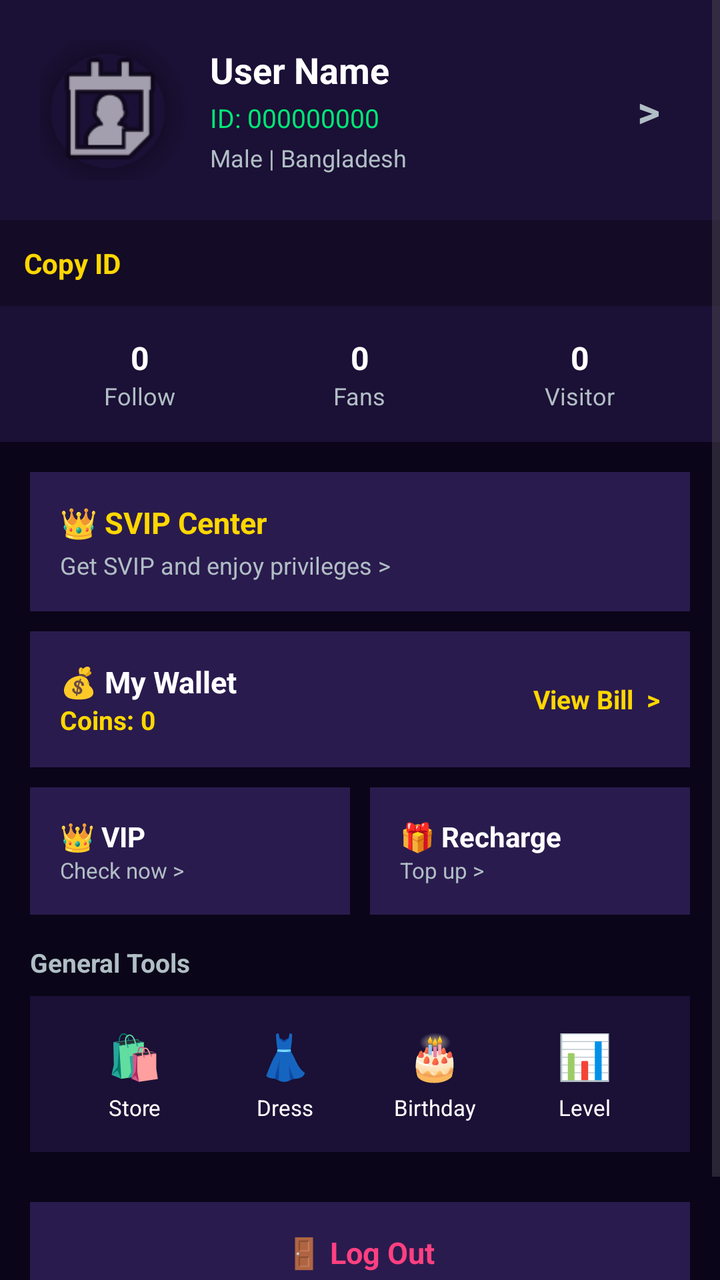
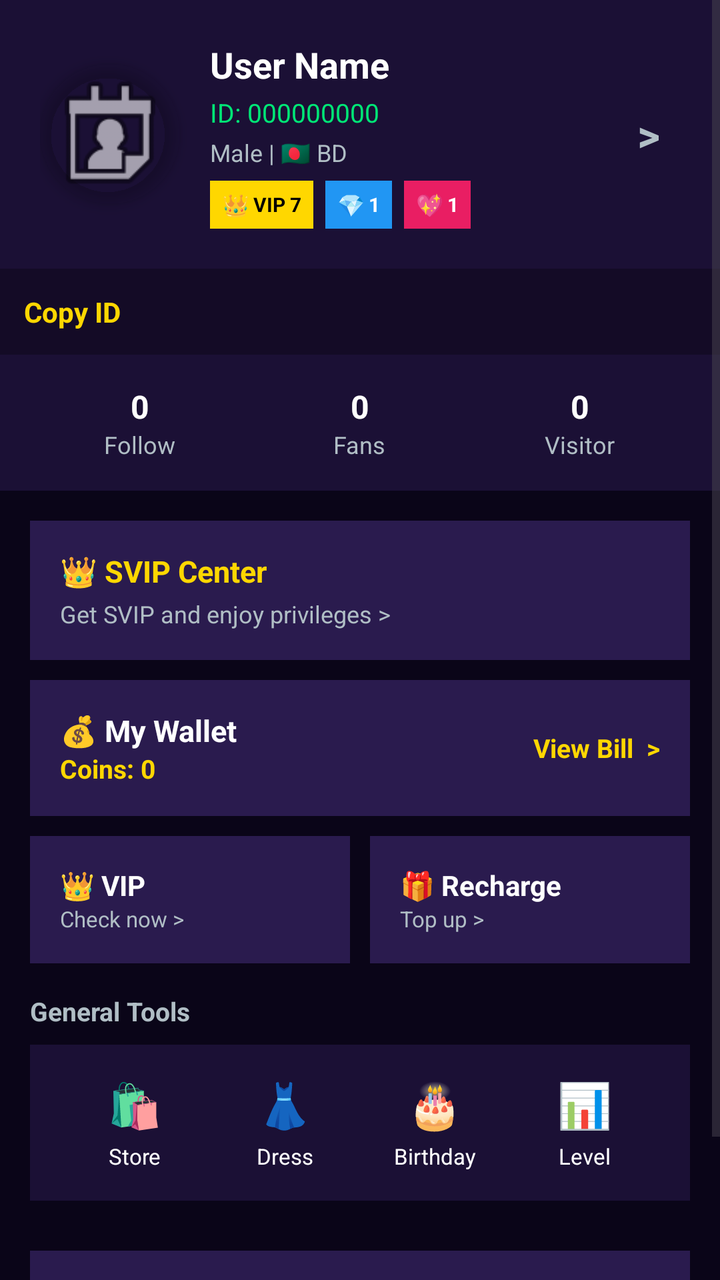

Before-and-after screenshots of an Android layout around one commit, followed by the original layout XML and the change that was made.
<!-- AndroidManifest.xml: activity theme Theme.SRVoiceChat -->
<!-- res/layout/activity_me.xml -->
<?xml version="1.0" encoding="utf-8"?>
<ScrollView xmlns:android="http://schemas.android.com/apk/res/android"
    xmlns:app="http://schemas.android.com/apk/res-auto"
    android:layout_width="match_parent"
    android:layout_height="match_parent"
    android:background="#0A0518"
    android:fillViewport="true">

    <LinearLayout
        android:layout_width="match_parent"
        android:layout_height="wrap_content"
        android:orientation="vertical">

        
        <LinearLayout
            android:layout_width="match_parent"
            android:layout_height="wrap_content"
            android:background="#1B1035"
            android:gravity="center_vertical"
            android:orientation="horizontal"
            android:padding="20dp">

            <androidx.cardview.widget.CardView
                android:layout_width="70dp"
                android:layout_height="70dp"
                android:layout_marginRight="15dp"
                app:cardCornerRadius="35dp"
                app:cardElevation="4dp"
                app:cardBackgroundColor="@android:color/transparent">

                <ImageView
                    android:id="@+id/imgAvatar"
                    android:layout_width="match_parent"
                    android:layout_height="match_parent"
                    android:scaleType="centerCrop"
                    android:src="@android:drawable/ic_menu_my_calendar" />
            </androidx.cardview.widget.CardView>

            <LinearLayout
                android:layout_width="0dp"
                android:layout_height="wrap_content"
                android:layout_weight="1"
                android:orientation="vertical">

                <TextView
                    android:id="@+id/txtName"
                    android:layout_width="wrap_content"
                    android:layout_height="wrap_content"
                    android:text="User Name"
                    android:textColor="#FFFFFF"
                    android:textSize="18sp"
                    android:textStyle="bold" />

                <TextView
                    android:id="@+id/txtId"
                    android:layout_width="wrap_content"
                    android:layout_height="wrap_content"
                    android:paddingTop="3dp"
                    android:text="ID: 000000000"
                    android:textColor="#00E676"
                    android:textSize="13sp" />

                <TextView
                    android:id="@+id/txtGenderCountry"
                    android:layout_width="wrap_content"
                    android:layout_height="wrap_content"
                    android:paddingTop="3dp"
                    android:text="Male | Bangladesh"
                    android:textColor="#B0BEC5"
                    android:textSize="12sp" />

                
                <TextView
                    android:id="@+id/txtVipBadge"
                    android:layout_width="wrap_content"
                    android:layout_height="wrap_content"
                    android:text=""
                    android:textColor="#FFD700"
                    android:textSize="13sp"
                    android:textStyle="bold"
                    android:visibility="gone" />
            </LinearLayout>

            <TextView
                android:layout_width="wrap_content"
                android:layout_height="wrap_content"
                android:text=">"
                android:textColor="#B0BEC5"
                android:textSize="22sp"
                android:textStyle="bold"
                android:padding="10dp" />
        </LinearLayout>

        
        <LinearLayout
            android:layout_width="match_parent"
            android:layout_height="wrap_content"
            android:background="#140B26"
            android:padding="12dp"
            android:paddingHorizontal="20dp">
            <TextView
                android:layout_width="wrap_content"
                android:layout_height="wrap_content"
                android:text="Copy ID"
                android:textColor="#FFD700"
                android:textSize="14sp"
                android:textStyle="bold" />
        </LinearLayout>

        
        <LinearLayout
            android:layout_width="match_parent"
            android:layout_height="wrap_content"
            android:background="#1B1035"
            android:orientation="horizontal"
            android:padding="15dp">

            <LinearLayout android:layout_width="0dp" android:layout_height="wrap_content" android:layout_weight="1" android:gravity="center" android:orientation="vertical">
                <TextView android:id="@+id/txtFollow" android:layout_width="wrap_content" android:layout_height="wrap_content" android:text="0" android:textColor="#FFFFFF" android:textSize="16sp" android:textStyle="bold" />
                <TextView android:layout_width="wrap_content" android:layout_height="wrap_content" android:text="Follow" android:textColor="#B0BEC5" android:textSize="12sp" />
            </LinearLayout>
            <LinearLayout android:layout_width="0dp" android:layout_height="wrap_content" android:layout_weight="1" android:gravity="center" android:orientation="vertical">
                <TextView android:id="@+id/txtFans" android:layout_width="wrap_content" android:layout_height="wrap_content" android:text="0" android:textColor="#FFFFFF" android:textSize="16sp" android:textStyle="bold" />
                <TextView android:layout_width="wrap_content" android:layout_height="wrap_content" android:text="Fans" android:textColor="#B0BEC5" android:textSize="12sp" />
            </LinearLayout>
            <LinearLayout android:layout_width="0dp" android:layout_height="wrap_content" android:layout_weight="1" android:gravity="center" android:orientation="vertical">
                <TextView android:id="@+id/txtVisitor" android:layout_width="wrap_content" android:layout_height="wrap_content" android:text="0" android:textColor="#FFFFFF" android:textSize="16sp" android:textStyle="bold" />
                <TextView android:layout_width="wrap_content" android:layout_height="wrap_content" android:text="Visitor" android:textColor="#B0BEC5" android:textSize="12sp" />
            </LinearLayout>
        </LinearLayout>

        <LinearLayout
            android:layout_width="match_parent"
            android:layout_height="wrap_content"
            android:orientation="vertical"
            android:padding="15dp">

            
            <LinearLayout
                android:layout_width="match_parent"
                android:layout_height="wrap_content"
                android:background="#2A1B4E"
                android:orientation="vertical"
                android:padding="15dp"
                android:layout_marginBottom="10dp">
                <TextView android:layout_width="wrap_content" android:layout_height="wrap_content" android:text="👑 SVIP Center" android:textColor="#FFD700" android:textSize="15sp" android:textStyle="bold" />
                <TextView android:id="@+id/txtSvipStatus" android:layout_width="wrap_content" android:layout_height="wrap_content" android:text="Get SVIP and enjoy privileges >" android:textColor="#B0BEC5" android:textSize="12sp" android:paddingTop="3dp" />
            </LinearLayout>

            
            <LinearLayout
                android:id="@+id/walletBox"
                android:layout_width="match_parent"
                android:layout_height="wrap_content"
                android:background="#2A1B4E"
                android:orientation="horizontal"
                android:gravity="center_vertical"
                android:padding="15dp"
                android:layout_marginBottom="10dp">
                <LinearLayout android:layout_width="0dp" android:layout_height="wrap_content" android:layout_weight="1" android:orientation="vertical">
                    <TextView android:layout_width="wrap_content" android:layout_height="wrap_content" android:text="💰 My Wallet" android:textColor="#FFFFFF" android:textSize="15sp" android:textStyle="bold" />
                    <TextView android:id="@+id/txtWalletCoins" android:layout_width="wrap_content" android:layout_height="wrap_content" android:text="Coins: 0" android:textColor="#FFD700" android:textSize="13sp" android:textStyle="bold" />
                </LinearLayout>
                <TextView android:layout_width="wrap_content" android:layout_height="wrap_content" android:text="View Bill  >" android:textColor="#FFD700" android:textSize="13sp" android:textStyle="bold" />
            </LinearLayout>

            
            <LinearLayout
                android:id="@+id/sellerWalletBox"
                android:layout_width="match_parent"
                android:layout_height="wrap_content"
                android:background="#00C853"
                android:orientation="horizontal"
                android:gravity="center_vertical"
                android:padding="15dp"
                android:layout_marginBottom="10dp"
                android:visibility="gone">
                <LinearLayout android:layout_width="0dp" android:layout_height="wrap_content" android:layout_weight="1" android:orientation="vertical">
                    <TextView android:layout_width="wrap_content" android:layout_height="wrap_content" android:text="🏪 Seller Business Wallet" android:textColor="#FFFFFF" android:textSize="15sp" android:textStyle="bold" />
                    <TextView android:id="@+id/txtSellerBalance" android:layout_width="wrap_content" android:layout_height="wrap_content" android:text="Business Coins: 0" android:textColor="#FFFFFF" android:textSize="13sp" android:textStyle="bold" />
                </LinearLayout>
                <TextView android:layout_width="wrap_content" android:layout_height="wrap_content" android:text="Sell Coins  >" android:textColor="#FFFFFF" android:textSize="13sp" android:textStyle="bold" />
            </LinearLayout>

            
            <LinearLayout
                android:layout_width="match_parent"
                android:layout_height="wrap_content"
                android:orientation="horizontal"
                android:layout_marginBottom="15dp">
                <LinearLayout android:layout_width="0dp" android:layout_height="wrap_content" android:layout_weight="1" android:background="#2A1B4E" android:orientation="vertical" android:padding="15dp" android:layout_marginRight="5dp">
                    <TextView android:layout_width="wrap_content" android:layout_height="wrap_content" android:text="👑 VIP" android:textColor="#FFFFFF" android:textSize="14sp" android:textStyle="bold" />
                    <TextView android:id="@+id/txtVipStatus" android:layout_width="wrap_content" android:layout_height="wrap_content" android:text="Check now >" android:textColor="#B0BEC5" android:textSize="11sp" />
                </LinearLayout>
                <LinearLayout android:layout_width="0dp" android:layout_height="wrap_content" android:layout_weight="1" android:background="#2A1B4E" android:orientation="vertical" android:padding="15dp" android:layout_marginLeft="5dp">
                    <TextView android:layout_width="wrap_content" android:layout_height="wrap_content" android:text="🎁 Recharge" android:textColor="#FFFFFF" android:textSize="14sp" android:textStyle="bold" />
                    <TextView android:layout_width="wrap_content" android:layout_height="wrap_content" android:text="Top up >" android:textColor="#B0BEC5" android:textSize="11sp" />
                </LinearLayout>
            </LinearLayout>

            <TextView android:layout_width="wrap_content" android:layout_height="wrap_content" android:text="General Tools" android:textColor="#B0BEC5" android:textSize="13sp" android:textStyle="bold" android:paddingBottom="8dp" />

            <LinearLayout
                android:layout_width="match_parent"
                android:layout_height="wrap_content"
                android:background="#1B1035"
                android:orientation="horizontal"
                android:padding="15dp"
                android:layout_marginBottom="15dp"
                android:weightSum="4">
                <LinearLayout android:layout_width="0dp" android:layout_height="wrap_content" android:layout_weight="1" android:gravity="center" android:orientation="vertical">
                    <TextView android:text="🛍️" android:textSize="22sp" android:layout_width="wrap_content" android:layout_height="wrap_content"/>
                    <TextView android:text="Store" android:textColor="#FFFFFF" android:textSize="11sp" android:paddingTop="4dp" android:layout_width="wrap_content" android:layout_height="wrap_content"/>
                </LinearLayout>
                <LinearLayout android:layout_width="0dp" android:layout_height="wrap_content" android:layout_weight="1" android:gravity="center" android:orientation="vertical">
                    <TextView android:text="👗" android:textSize="22sp" android:layout_width="wrap_content" android:layout_height="wrap_content"/>
                    <TextView android:text="Dress" android:textColor="#FFFFFF" android:textSize="11sp" android:paddingTop="4dp" android:layout_width="wrap_content" android:layout_height="wrap_content"/>
                </LinearLayout>
                <LinearLayout android:layout_width="0dp" android:layout_height="wrap_content" android:layout_weight="1" android:gravity="center" android:orientation="vertical">
                    <TextView android:text="🎂" android:textSize="22sp" android:layout_width="wrap_content" android:layout_height="wrap_content"/>
                    <TextView android:text="Birthday" android:textColor="#FFFFFF" android:textSize="11sp" android:paddingTop="4dp" android:layout_width="wrap_content" android:layout_height="wrap_content"/>
                </LinearLayout>
                <LinearLayout android:layout_width="0dp" android:layout_height="wrap_content" android:layout_weight="1" android:gravity="center" android:orientation="vertical">
                    <TextView android:text="📊" android:textSize="22sp" android:layout_width="wrap_content" android:layout_height="wrap_content"/>
                    <TextView android:text="Level" android:textColor="#FFFFFF" android:textSize="11sp" android:paddingTop="4dp" android:layout_width="wrap_content" android:layout_height="wrap_content"/>
                </LinearLayout>
            </LinearLayout>

            <LinearLayout
                android:id="@+id/btnLogoutLayout"
                android:layout_width="match_parent"
                android:layout_height="wrap_content"
                android:background="#2A1B4E"
                android:gravity="center"
                android:padding="15dp"
                android:layout_marginTop="10dp"
                android:layout_marginBottom="30dp">
                <TextView android:layout_width="wrap_content" android:layout_height="wrap_content" android:text="🚪 Log Out" android:textColor="#FF4081" android:textSize="15sp" android:textStyle="bold" />
            </LinearLayout>
        </LinearLayout>
    </LinearLayout>
</ScrollView>
<!-- resources referenced by this layout -->
<resources>
  <style name="Theme.SRVoiceChat" parent="Theme.Material3.DayNight.NoActionBar">
          <item name="colorPrimary">#FF4081</item>
          <item name="android:statusBarColor">#FF4081</item>
          <item name="android:windowLightStatusBar">true</item>
      </style>
</resources>

<!-- the commit's change to res/layout/activity_me.xml (unified diff, before → after) -->
@@ -65,20 +65,98 @@
                     android:layout_width="wrap_content"
                     android:layout_height="wrap_content"
                     android:paddingTop="3dp"
-                    android:text="Male | Bangladesh"
+                    android:text="Male | 🇧🇩 BD"
                     android:textColor="#B0BEC5"
                     android:textSize="12sp" />
 
                 
-                <TextView
-                    android:id="@+id/txtVipBadge"
+                <LinearLayout
                     android:layout_width="wrap_content"
                     android:layout_height="wrap_content"
-                    android:text=""
-                    android:textColor="#FFD700"
-                    android:textSize="13sp"
-                    android:textStyle="bold"
-                    android:visibility="gone" />
+                    android:orientation="horizontal"
+                    android:paddingTop="6dp">
+
+                    
+                    <LinearLayout
+                        android:id="@+id/layoutVipIcon"
+                        android:layout_width="wrap_content"
+                        android:layout_height="24dp"
+                        android:background="#FFD700"
+                        android:gravity="center_vertical"
+                        android:orientation="horizontal"
+                        android:paddingLeft="6dp"
+                        android:paddingRight="6dp">
+                        <TextView
+                            android:id="@+id/imgVipIcon"
+                            android:layout_width="wrap_content"
+                            android:layout_height="wrap_content"
+                            android:text="👑"
+                            android:textSize="11sp" />
+                        <TextView
+                            android:id="@+id/txtVipNum"
+                            android:layout_width="wrap_content"
+                            android:layout_height="wrap_content"
+                            android:paddingLeft="2dp"
+                            android:text="VIP 7"
+                            android:textColor="#000000"
+                            android:textSize="10sp"
+                            android:textStyle="bold" />
+                    </LinearLayout>
+
+                    
+                    <LinearLayout
+                        android:id="@+id/layoutWealthLevel"
+                        android:layout_width="wrap_content"
+                        android:layout_height="24dp"
+                        android:layout_marginLeft="6dp"
+                        android:background="#2196F3"
+                        android:gravity="center_vertical"
+                        android:orientation="horizontal"
+                        android:paddingLeft="6dp"
+                        android:paddingRight="6dp">
+                        <TextView
+                            android:layout_width="wrap_content"
+                            android:layout_height="wrap_content"
+                            android:text="💎"
+                            android:textSize="11sp" />
+                        <TextView
+                            android:id="@+id/txtWealthNum"
+                            android:layout_width="wrap_content"
+                            android:layout_height="wrap_content"
+                            android:paddingLeft="2dp"
+                            android:text="1"
+                            android:textColor="#FFFFFF"
+                            android:textSize="10sp"
+                            android:textStyle="bold" />
+                    </LinearLayout>
+
+                    
+                    <LinearLayout
+                        android:id="@+id/layoutCharmLevel"
+                        android:layout_width="wrap_content"
+                        android:layout_height="24dp"
+                        android:layout_marginLeft="6dp"
+                        android:background="#E91E63"
+                        android:gravity="center_vertical"
+                        android:orientation="horizontal"
+                        android:paddingLeft="6dp"
+                        android:paddingRight="6dp">
+                        <TextView
+                            android:layout_width="wrap_content"
+                            android:layout_height="wrap_content"
+                            android:text="💖"
+                            android:textSize="11sp" />
+                        <TextView
+                            android:id="@+id/txtCharmNum"
+                            android:layout_width="wrap_content"
+                            android:layout_height="wrap_content"
+                            android:paddingLeft="2dp"
+                            android:text="1"
+                            android:textColor="#FFFFFF"
+                            android:textSize="10sp"
+                            android:textStyle="bold" />
+                    </LinearLayout>
+                </LinearLayout>
             </LinearLayout>
 
             <TextView
@@ -220,7 +298,9 @@
                     <TextView android:text="🎂" android:textSize="22sp" android:layout_width="wrap_content" android:layout_height="wrap_content"/>
                     <TextView android:text="Birthday" android:textColor="#FFFFFF" android:textSize="11sp" android:paddingTop="4dp" android:layout_width="wrap_content" android:layout_height="wrap_content"/>
                 </LinearLayout>
-                <LinearLayout android:layout_width="0dp" android:layout_height="wrap_content" android:layout_weight="1" android:gravity="center" android:orientation="vertical">
+                <LinearLayout
+                    android:id="@+id/layoutLevelBtn"
+                    android:layout_width="0dp" android:layout_height="wrap_content" android:layout_weight="1" android:gravity="center" android:orientation="vertical">
                     <TextView android:text="📊" android:textSize="22sp" android:layout_width="wrap_content" android:layout_height="wrap_content"/>
                     <TextView android:text="Level" android:textColor="#FFFFFF" android:textSize="11sp" android:paddingTop="4dp" android:layout_width="wrap_content" android:layout_height="wrap_content"/>
                 </LinearLayout>
